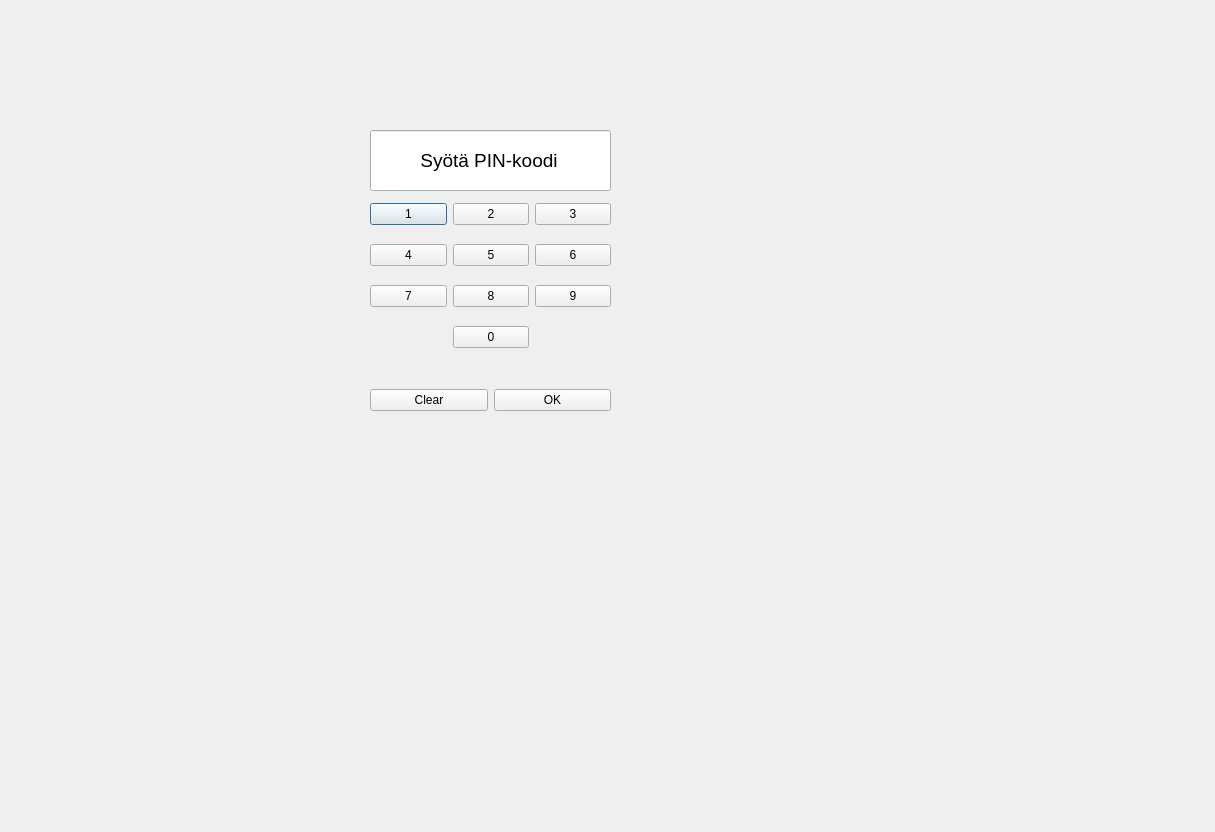
banksimul2022/group6, file DLL-pincode/pincode.ui: the form before one commit.
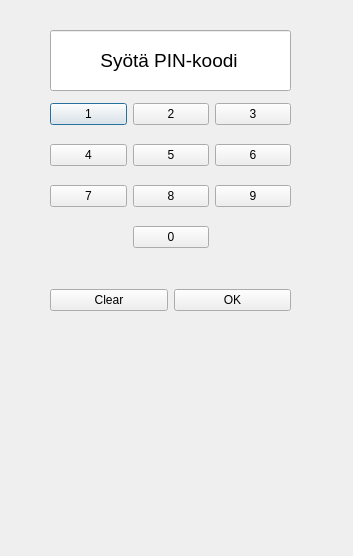
The form after the commit.

Commit message: päivitetty PINCODE-ui

Patch:
```diff
--- a/DLL-pincode/pincode.ui
+++ b/DLL-pincode/pincode.ui
@@ -6,8 +6,8 @@
    <rect>
     <x>0</x>
     <y>0</y>
-    <width>1215</width>
-    <height>832</height>
+    <width>353</width>
+    <height>556</height>
    </rect>
   </property>
   <property name="windowTitle">
@@ -16,8 +16,8 @@
   <widget class="QWidget" name="gridLayoutWidget">
    <property name="geometry">
     <rect>
-     <x>370</x>
-     <y>190</y>
+     <x>50</x>
+     <y>90</y>
      <width>241</width>
      <height>171</height>
     </rect>
@@ -98,8 +98,8 @@
   <widget class="QWidget" name="horizontalLayoutWidget">
    <property name="geometry">
     <rect>
-     <x>370</x>
-     <y>360</y>
+     <x>50</x>
+     <y>260</y>
      <width>241</width>
      <height>80</height>
     </rect>
@@ -124,8 +124,8 @@
   <widget class="QLineEdit" name="le_Pincode">
    <property name="geometry">
     <rect>
-     <x>370</x>
-     <y>130</y>
+     <x>50</x>
+     <y>30</y>
      <width>241</width>
      <height>61</height>
     </rect>
```
The commit also changes 19 other files.
